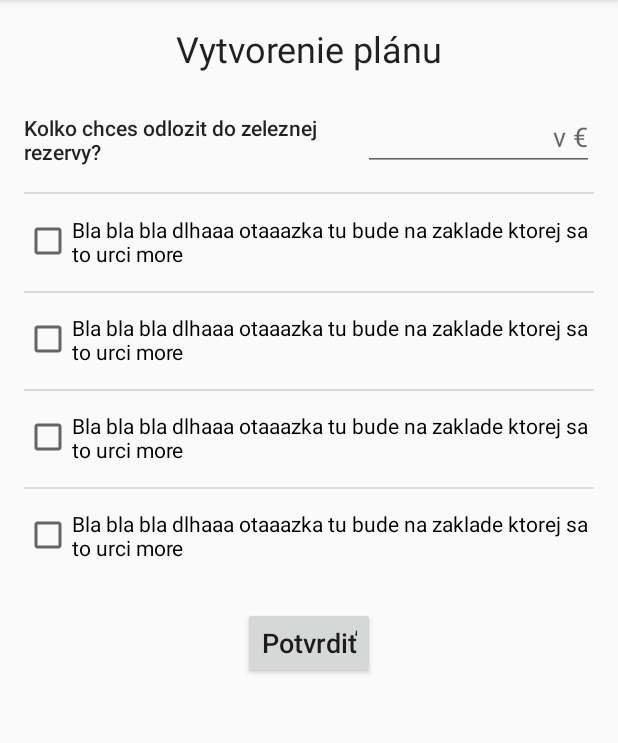
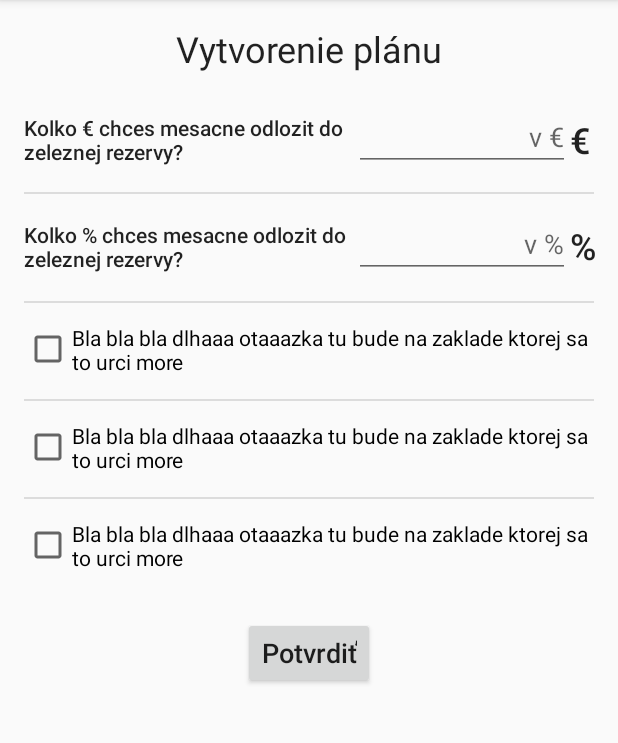
Before and after one commit to Trupendo/FinHealth, an Android app: the PlanCreateFragment screen opened through its navigation route, on a phone screen of 412 x 824 dp, the part 84-827 px from its top. Run offline under Robolectric (Android 15) with nearby library versions, the phone set to English and light mode, and no system bars; our stand-ins replace Firebase (no records; nobody signed in at launch, a user with empty details on screens opened directly); 1 statement that could not run was skipped.

Commit message:
pridanie % do planu

```diff
--- a/app/src/main/java/devetlopers/finhealth/MainFragment.java
+++ b/app/src/main/java/devetlopers/finhealth/MainFragment.java
@@ -58,13 +58,21 @@ public class MainFragment extends Fragment {
         });
 
 
+        double stav1zatial = user.getLoggedUser().getZostatok()*(user.getLoggedUser().getRezervaPercent()/100);
+        double zostatokZatial = user.getLoggedUser().getZostatok()-stav1zatial;
+
         dashoard.append(" - "+user.getLoggedUser().getName() + " " + user.getLoggedUser().getSurname());
-        zostatokValue.setText(user.getLoggedUser().getZostatok()+"€");
 
-        stav1.setText(user.getLoggedUser().getZostatok()+"/"+user.getLoggedUser().getRezervaPlan()+"€");
+        zostatokValue.setText(format(zostatokZatial)+"€");
+
+        stav1.setText(format(stav1zatial)+"/"+user.getLoggedUser().getRezervaPlan()+"€");
 
         toAddMoneyScreenButton.setOnClickListener(view1 -> {
             Navigation.findNavController(view).navigate(R.id.action_mainFragment_to_addMoneyFragment);
         });
     }
+
+    public String format(double hodnota) {
+        return String.format("%.2f", hodnota);
+    }
 }
--- a/app/src/main/java/devetlopers/finhealth/PlanCreateFragment.java
+++ b/app/src/main/java/devetlopers/finhealth/PlanCreateFragment.java
@@ -47,6 +47,7 @@ public class PlanCreateFragment extends Fragment {
         SingletonUser user = SingletonUser.getInstance();
 
         EditText rezervaAmount = view.findViewById(R.id.rezervaAnount);
+        EditText rezervaPercent = view.findViewById(R.id.rezervaPercent);
         Button confirmButton = view.findViewById(R.id.createPlanBtn);
 
         if (user.getLoggedUser().isPlanCreated()) {
@@ -54,14 +55,17 @@ public class PlanCreateFragment extends Fragment {
         }
 
         confirmButton.setOnClickListener(v -> {
-            double rezerva = Double.parseDouble(String.valueOf(rezervaAmount.getText()));
+            double rezervaPlan = Double.parseDouble(String.valueOf(rezervaAmount.getText()));
+            double rezervaPercentValue = Double.parseDouble(String.valueOf(rezervaPercent.getText()));
             HashMap<String, Object> data = new HashMap<>();
-            data.put("rezervaPlan", rezerva);
+            data.put("rezervaPlan", rezervaPlan);
+            data.put("rezervaPercent", rezervaPercentValue);
             data.put("planCreated", true);
             firebaseFirestore.collection("users").document(auth.getCurrentUser().getUid()).set(data, SetOptions.merge()).addOnCompleteListener(runnable1 -> {
                 Toast.makeText(getContext(), "Dáta boli uložené", Toast.LENGTH_SHORT).show();
                 user.getLoggedUser().setPlanCreated(true);
-                user.getLoggedUser().setRezervaPlan(rezerva);
+                user.getLoggedUser().setRezervaPlan(rezervaPlan);
+                user.getLoggedUser().setRezervaPercent(rezervaPercentValue);
                 Navigation.findNavController(view).navigate(R.id.action_planCreateFragment_to_mainFragment);
             });
         });
--- a/app/src/main/java/devetlopers/finhealth/User.java
+++ b/app/src/main/java/devetlopers/finhealth/User.java
@@ -6,6 +6,8 @@ public class User {
     private String surname;
     private double zostatok;
     private double rezervaPlan;
+    private double rezervaPercent;
+    //TODO add second plan
     private double customPlan;
     private boolean planCreated = false;
 
@@ -51,4 +53,12 @@ public class User {
     public void setPlanCreated(boolean planCreated) {
         this.planCreated = planCreated;
     }
+
+    public double getRezervaPercent() {
+        return rezervaPercent;
+    }
+
+    public void setRezervaPercent(double rezervaPercent) {
+        this.rezervaPercent = rezervaPercent;
+    }
 }
--- a/app/src/main/res/layout/fragment_plan_create.xml
+++ b/app/src/main/res/layout/fragment_plan_create.xml
@@ -20,18 +20,6 @@
         app:layout_constraintTop_toTopOf="parent" />
 
     <CheckBox
-        android:id="@+id/checkBox8"
-        android:layout_width="0dp"
-        android:layout_height="wrap_content"
-        android:layout_marginStart="16dp"
-        android:layout_marginTop="29dp"
-        android:layout_marginEnd="16dp"
-        android:text="Bla bla bla dlhaaa otaaazka tu bude na zaklade ktorej sa to urci more"
-        app:layout_constraintEnd_toEndOf="parent"
-        app:layout_constraintStart_toStartOf="parent"
-        app:layout_constraintTop_toBottomOf="@+id/textView5" />
-
-    <CheckBox
         android:id="@+id/checkBox9"
         android:layout_width="0dp"
         android:layout_height="wrap_content"
@@ -41,7 +29,7 @@
         android:text="Bla bla bla dlhaaa otaaazka tu bude na zaklade ktorej sa to urci more"
         app:layout_constraintEnd_toEndOf="parent"
         app:layout_constraintStart_toStartOf="parent"
-        app:layout_constraintTop_toBottomOf="@+id/checkBox8" />
+        app:layout_constraintTop_toBottomOf="@+id/textView7" />
 
     <CheckBox
         android:id="@+id/checkBox10"
@@ -104,7 +92,7 @@
         app:layout_constraintEnd_toEndOf="parent"
         app:layout_constraintHorizontal_bias="0.0"
         app:layout_constraintStart_toStartOf="parent"
-        app:layout_constraintTop_toBottomOf="@+id/checkBox8" />
+        app:layout_constraintTop_toBottomOf="@+id/textView7" />
 
     <View
         android:id="@+id/divider3"
@@ -134,27 +122,84 @@
 
     <EditText
         android:id="@+id/rezervaAnount"
-        android:layout_width="154dp"
+        android:layout_width="0dp"
         android:layout_height="41dp"
         android:layout_marginTop="24dp"
-        android:layout_marginEnd="16dp"
+        android:layout_marginEnd="32dp"
         android:ems="10"
         android:hint="v €"
         android:inputType="numberDecimal"
         android:textAlignment="textEnd"
         app:layout_constraintEnd_toEndOf="parent"
+        app:layout_constraintStart_toEndOf="@+id/textView5"
         app:layout_constraintTop_toBottomOf="@+id/textView4" />
+
+    <EditText
+        android:id="@+id/rezervaPercent"
+        android:layout_width="0dp"
+        android:layout_height="41dp"
+        android:layout_marginTop="30dp"
+        android:layout_marginEnd="32dp"
+        android:ems="10"
+        android:hint="v %"
+        android:inputType="numberDecimal"
+        android:textAlignment="textEnd"
+        app:layout_constraintEnd_toEndOf="parent"
+        app:layout_constraintStart_toEndOf="@+id/textView7"
+        app:layout_constraintTop_toBottomOf="@+id/rezervaAnount" />
 
     <TextView
         android:id="@+id/textView5"
-        android:layout_width="226dp"
+        android:layout_width="220dp"
         android:layout_height="41dp"
         android:layout_marginStart="16dp"
         android:layout_marginTop="24dp"
         android:gravity="center_vertical"
-        android:text="Kolko chces odlozit do zeleznej rezervy?"
+        android:text="Kolko € chces mesacne odlozit do zeleznej rezervy?"
         android:textAppearance="@style/TextAppearance.AppCompat.Body2"
+        app:layout_constraintEnd_toStartOf="@+id/rezervaAnount"
         app:layout_constraintStart_toStartOf="parent"
         app:layout_constraintTop_toBottomOf="@+id/textView4" />
 
+    <TextView
+        android:id="@+id/textView7"
+        android:layout_width="220dp"
+        android:layout_height="41dp"
+        android:layout_marginStart="16dp"
+        android:layout_marginTop="30dp"
+        android:gravity="center_vertical"
+        android:text="Kolko % chces mesacne odlozit do zeleznej rezervy?"
+        android:textAppearance="@style/TextAppearance.AppCompat.Body2"
+        app:layout_constraintEnd_toStartOf="@+id/rezervaPercent"
+        app:layout_constraintStart_toStartOf="parent"
+        app:layout_constraintTop_toBottomOf="@+id/textView5" />
+
+    <TextView
+        android:id="@+id/percent"
+        android:layout_width="wrap_content"
+        android:layout_height="wrap_content"
+        android:layout_marginTop="38dp"
+        android:layout_marginEnd="16dp"
+        android:text="@string/percent"
+        android:textAppearance="@style/TextAppearance.AppCompat.Body2"
+        android:textSize="24sp"
+        app:layout_constraintEnd_toEndOf="parent"
+        app:layout_constraintHorizontal_bias="0.0"
+        app:layout_constraintStart_toEndOf="@+id/rezervaAnount"
+        app:layout_constraintTop_toBottomOf="@+id/euro" />
+
+    <TextView
+        android:id="@+id/euro"
+        android:layout_width="wrap_content"
+        android:layout_height="wrap_content"
+        android:layout_marginTop="28dp"
+        android:layout_marginEnd="16dp"
+        android:text="@string/euro"
+        android:textAppearance="@style/TextAppearance.AppCompat.Body2"
+        android:textSize="24sp"
+        app:layout_constraintEnd_toEndOf="parent"
+        app:layout_constraintHorizontal_bias="0.0"
+        app:layout_constraintStart_toEndOf="@+id/rezervaAnount"
+        app:layout_constraintTop_toBottomOf="@+id/textView4" />
+
 </androidx.constraintlayout.widget.ConstraintLayout>
--- a/app/src/main/res/values/strings.xml
+++ b/app/src/main/res/values/strings.xml
@@ -10,7 +10,6 @@
     <string name="meno">Meno</string>
     <string name="registrationn">Registrácia</string>
     <string name="priezvisko">Priezvisko</string>
-
-    <!-- TODO: Remove or change this placeholder text -->
-    <string name="hello_blank_fragment">Hello blank fragment</string>
+    <string name="euro">€</string>
+    <string name="percent">%</string>
 </resources>
```
